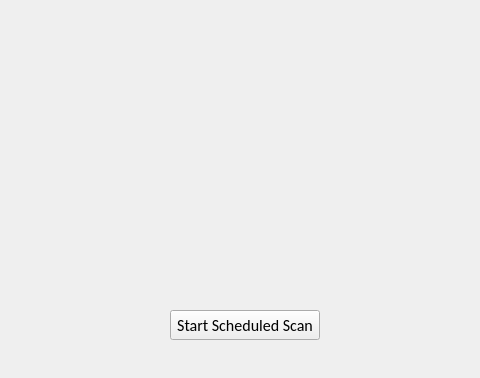
First picture: the form in widget.ui, repository Daisy-Aguilar/Custodio, before the edit; both pictures show x 190 to 670 and y 0 to 378 of the 806 by 467 pixel window.
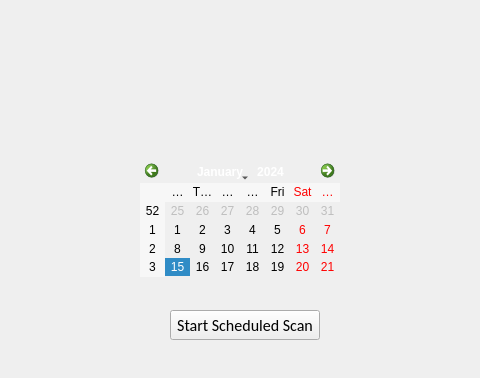
Second picture: the form after the edit. The open tabs and pages were chosen to show the change.

Diff of the .ui file:
```diff
--- a/widget.ui
+++ b/widget.ui
@@ -377,6 +377,16 @@
       <string>Back</string>
      </property>
     </widget>
+    <widget class="QCalendarWidget" name="calendarWidget">
+     <property name="geometry">
+      <rect>
+       <x>310</x>
+       <y>150</y>
+       <width>200</width>
+       <height>117</height>
+      </rect>
+     </property>
+    </widget>
    </widget>
    <widget class="QWidget" name="page_6">
     <widget class="QPushButton" name="backButton_4">
```
Left out of the diff: 4 changed lines with no effect on the pictures.
